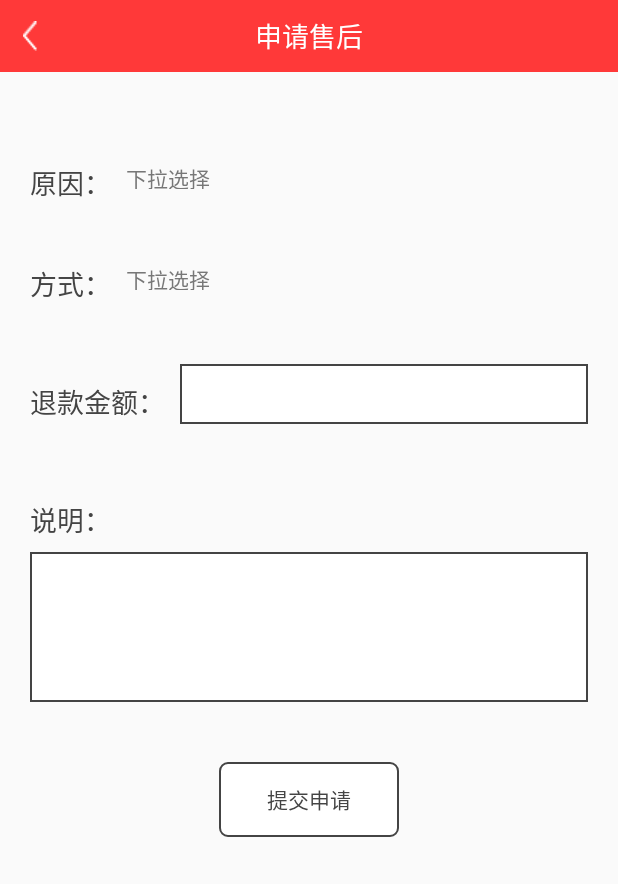
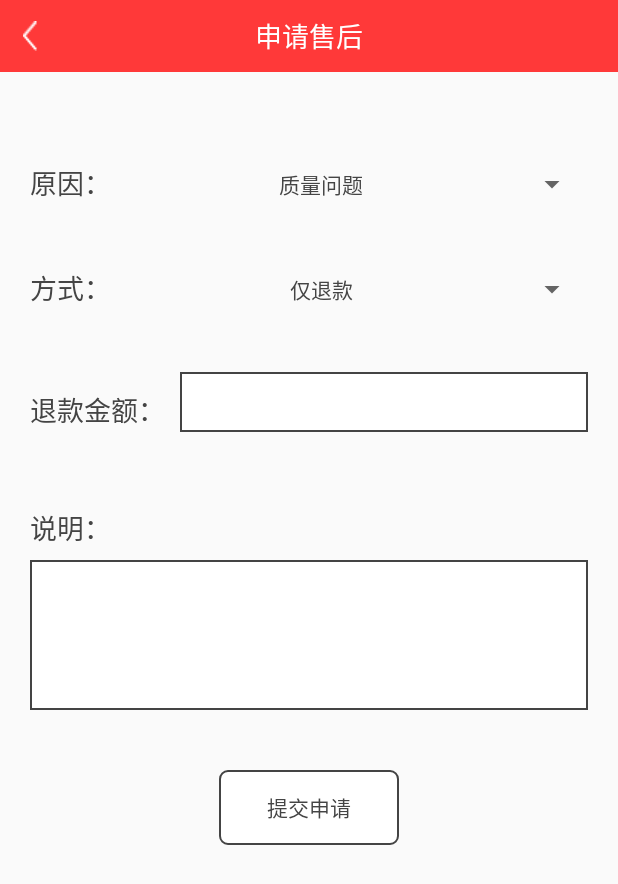
Before and after one commit to Max2872/mxd_community, an Android app: the OrderServiceActivity screen opened directly, with no data from a screen before it, on a phone screen of 412 x 824 dp. Shown: the top 884 px of the screen. Run offline under Robolectric (Android 15) with nearby library versions, the phone set to English and light mode, and no system bars.

Commit message:
"申请售后"下拉框开发

```diff
--- a/Mxd_community/app/src/main/AndroidManifest.xml
+++ b/Mxd_community/app/src/main/AndroidManifest.xml
@@ -57,6 +57,14 @@
                 <category android:name="android.intent.category.DEFAULT" />
             </intent-filter>
         </activity>
+        <activity android:name=".ServiceResultActivity"
+            android:theme="@style/Theme.AppCompat.Light.NoActionBar">
+            <intent-filter>
+                <action android:name="android.intent.action.VIEW" />
+
+                <category android:name="android.intent.category.DEFAULT" />
+            </intent-filter>
+        </activity>
         <activity android:name=".LogisticActivity"
             android:theme="@style/Theme.AppCompat.Light.NoActionBar">
             <intent-filter>
--- a/Mxd_community/app/src/main/java/com/project/mxd/mxd_community/OrderServiceActivity.java
+++ b/Mxd_community/app/src/main/java/com/project/mxd/mxd_community/OrderServiceActivity.java
@@ -1,27 +1,97 @@
 package com.project.mxd.mxd_community;
 
+import android.content.Intent;
 import android.os.Bundle;
 import android.support.annotation.Nullable;
 import android.support.v7.app.AppCompatActivity;
 import android.view.View;
+import android.widget.AdapterView;
+import android.widget.BaseAdapter;
 import android.widget.ImageView;
+import android.widget.Spinner;
+import android.widget.TextView;
+
+import java.util.ArrayList;
 
 /**
  * Created by maohs on 2018/3/21.
  */
 
-public class OrderServiceActivity extends AppCompatActivity {
+public class OrderServiceActivity extends AppCompatActivity implements AdapterView.OnItemSelectedListener {
     private ImageView backImage;
+    private Spinner spin_one;
+    private Spinner spin_two;
+    private BaseAdapter reasonAdapter = null;
+    private BaseAdapter modeAdapter = null;
+    private TextView applyBtn;
     @Override
     protected void onCreate(@Nullable Bundle savedInstanceState) {
         super.onCreate(savedInstanceState);
         setContentView(R.layout.order_service);
         backImage = (ImageView)findViewById(R.id.top_bar_back);
+        applyBtn = (TextView) findViewById(R.id.applyBtn);
         backImage.setOnClickListener(new View.OnClickListener() {
             @Override
             public void onClick(View v) {
                 finish();
             }
         });
+        applyBtn.setOnClickListener(new View.OnClickListener() {
+            @Override
+            public void onClick(View v) {
+                Intent intent = new Intent();
+                intent.setClass(OrderServiceActivity.this,ServiceResultActivity.class);
+                intent.addFlags(Intent.FLAG_ACTIVITY_SINGLE_TOP);
+                intent.addFlags(Intent.FLAG_ACTIVITY_NO_USER_ACTION);
+                startActivity(intent);
+            }
+        });
+        bindViews();
+    }
+    private void bindViews() {
+        spin_one = (Spinner)findViewById(R.id.spin_one);
+        spin_two = (Spinner)findViewById(R.id.spin_two);
+
+        ArrayList<ServiceReason> spin_one_Array = new ArrayList<>();
+        spin_one_Array.add(new ServiceReason("质量问题"));
+        spin_one_Array.add(new ServiceReason("不喜欢"));
+        spin_one_Array.add(new ServiceReason("其他原因"));
+
+        ArrayList<ServiceMode> spin_two_Array = new ArrayList<>();
+        spin_two_Array.add(new ServiceMode("仅退款"));
+        spin_two_Array.add(new ServiceMode("退货退款"));
+
+        reasonAdapter = new ServiceAdapter<ServiceReason>(spin_one_Array,R.layout.order_service_spin) {
+            @Override
+            public void bindView(ViewHolder holder, ServiceReason obj) {
+                holder.setText(R.id.txt_name,obj.getContent());
+            }
+        };
+        modeAdapter = new ServiceAdapter<ServiceMode>(spin_two_Array,R.layout.order_service_spin) {
+            @Override
+            public void bindView(ViewHolder holder, ServiceMode obj) {
+                holder.setText(R.id.txt_name,obj.getContent());
+            }
+        };
+        spin_one.setAdapter(reasonAdapter);
+        spin_two.setAdapter(modeAdapter);
+        spin_one.setOnItemSelectedListener(this);
+        spin_two.setOnItemSelectedListener(this);
+    }
+
+    @Override
+    public void onItemSelected(AdapterView<?> parent, View view, int position, long id) {
+        switch (parent.getId()) {
+            case R.id.spin_one:
+
+                break;
+            case R.id.spin_two:
+                break;
+        }
+    }
+
+    @Override
+    public void onNothingSelected(AdapterView<?> parent) {
+
     }
 }
--- /dev/null
+++ b/Mxd_community/app/src/main/java/com/project/mxd/mxd_community/ServiceAdapter.java
@@ -0,0 +1,107 @@
+package com.project.mxd.mxd_community;
+
+import android.view.View;
+import android.view.ViewGroup;
+import android.widget.BaseAdapter;
+import android.content.Context;
+import android.util.SparseArray;
+import android.view.LayoutInflater;
+import android.view.View;
+import android.widget.TextView;
+import java.util.ArrayList;
+
+/**
+ * Created by maohs on 2018/3/27.
+ */
+
+public abstract class ServiceAdapter<T> extends BaseAdapter {
+    private ArrayList<T> data;
+    private int layoutRes;
+
+    public ServiceAdapter() {
+
+    }
+    public ServiceAdapter (ArrayList<T> data,int layoutRes) {
+        this.data = data;
+        this.layoutRes = layoutRes;
+    }
+
+    @Override
+    public int getCount() {
+        return data != null ? data.size() : 0;
+    }
+
+    @Override
+    public T getItem(int position) {
+        return data.get(position);
+    }
+
+    @Override
+    public long getItemId(int position) {
+        return position;
+    }
+
+    @Override
+    public View getView(int position, View convertView, ViewGroup parent) {
+        ViewHolder holder = ViewHolder.bind(parent.getContext(), convertView, parent, layoutRes
+                , position);
+        bindView(holder, getItem(position));
+        return holder.getItemView();
+    }
+    public abstract void bindView(ViewHolder holder, T obj);
+
+    public static class ViewHolder {
+        private SparseArray<View> mViews;   //存储ListView 的 item中的View
+        private View item;                  //存放convertView
+        private int position;               //游标
+        private Context context;            //Context上下文
+
+        //构造方法，完成相关初始化
+        private ViewHolder(Context context, ViewGroup parent, int layoutRes) {
+            mViews = new SparseArray<>();
+            this.context = context;
+            View convertView = LayoutInflater.from(context).inflate(layoutRes, parent, false);
+            convertView.setTag(this);
+            item = convertView;
+        }
+
+        //绑定ViewHolder与item
+        public static ViewHolder bind(Context context, View convertView, ViewGroup parent,
+                                      int layoutRes, int position) {
+            ViewHolder holder;
+            if (convertView == null) {
+                holder = new ViewHolder(context, parent, layoutRes);
+            } else {
+                holder = (ViewHolder) convertView.getTag();
+                holder.item = convertView;
+            }
+            holder.position = position;
+            return holder;
+        }
+        @SuppressWarnings("unchecked")
+        public <T extends View> T getView(int id) {
+            T t = (T) mViews.get(id);
+            if (t == null) {
+                t = (T) item.findViewById(id);
+                mViews.put(id, t);
+            }
+            return t;
+        }
+        public View getItemView() {
+            return item;
+        }
+
+        public ViewHolder setText(int id, CharSequence text) {
+            View view = getView(id);
+            if (view instanceof TextView) {
+                ((TextView) view).setText(text);
+            }
+            return this;
+        }
+        public ViewHolder setOnClickListener(int id, View.OnClickListener listener) {
+            getView(id).setOnClickListener(listener);
+            return this;
+        }
+
+    }
+}
--- /dev/null
+++ b/Mxd_community/app/src/main/java/com/project/mxd/mxd_community/ServiceMode.java
@@ -0,0 +1,25 @@
+package com.project.mxd.mxd_community;
+
+/**
+ * Created by maohs on 2018/3/27.
+ */
+
+public class ServiceMode {
+    private String content;
+
+    public ServiceMode() {
+
+    }
+
+    public ServiceMode(String content) {
+        this.content = content;
+    }
+
+    public String getContent() {
+        return content;
+    }
+
+    public void setContent(String content) {
+        this.content = content;
+    }
+}
--- /dev/null
+++ b/Mxd_community/app/src/main/java/com/project/mxd/mxd_community/ServiceReason.java
@@ -0,0 +1,23 @@
+package com.project.mxd.mxd_community;
+
+/**
+ * Created by maohs on 2018/3/27.
+ */
+
+public class ServiceReason {
+    private String content;
+    public ServiceReason() {
+
+    }
+    public ServiceReason(String content) {
+        this.content = content;
+    }
+
+    public String getContent() {
+        return content;
+    }
+
+    public void setContent(String content) {
+        this.content = content;
+    }
+}
--- /dev/null
+++ b/Mxd_community/app/src/main/java/com/project/mxd/mxd_community/ServiceResultActivity.java
@@ -0,0 +1,16 @@
+package com.project.mxd.mxd_community;
+
+import android.os.Bundle;
+import android.support.annotation.Nullable;
+import android.support.v7.app.AppCompatActivity;
+
+/**
+ * Created by maohs on 2018/3/27.
+ */
+
+public class ServiceResultActivity extends AppCompatActivity {
+    @Override
+    protected void onCreate(@Nullable Bundle savedInstanceState) {
+        super.onCreate(savedInstanceState);
+    }
+}
--- a/Mxd_community/app/src/main/res/layout/order_service.xml
+++ b/Mxd_community/app/src/main/res/layout/order_service.xml
@@ -43,15 +43,13 @@
                 android:textSize="18sp"
                 android:textColor="@color/commonBlack"
                 android:layout_alignParentLeft="true"/>
-            <TextView
-                android:id="@+id/reason"
+            <Spinner
+                android:id="@+id/spin_one"
                 android:layout_width="match_parent"
-                android:layout_height="18sp"
+                android:layout_height="30dp"
                 android:layout_toRightOf="@+id/reasonDesc"
                 android:layout_marginLeft="10dp"
-                android:layout_alignParentRight="true"
-                android:text="下拉选择"
-                android:textColor="@color/lightBlack" />
+                android:layout_alignParentRight="true"/>
         </RelativeLayout>
         <RelativeLayout
             android:layout_width="match_parent"
@@ -67,15 +65,13 @@
                 android:textSize="18sp"
                 android:textColor="@color/commonBlack"
                 android:layout_alignParentLeft="true"/>
-            <TextView
-                android:id="@+id/serviceMode"
+            <Spinner
+                android:id="@+id/spin_two"
                 android:layout_width="match_parent"
-                android:layout_height="18sp"
+                android:layout_height="30dp"
                 android:layout_toRightOf="@+id/serviceDesc"
                 android:layout_marginLeft="10dp"
-                android:layout_alignParentRight="true"
-                android:text="下拉选择"
-                android:textColor="@color/lightBlack"/>
+                android:layout_alignParentRight="true"/>
         </RelativeLayout>
         <RelativeLayout
             android:layout_width="match_parent"
--- /dev/null
+++ b/Mxd_community/app/src/main/res/layout/order_service_spin.xml
@@ -0,0 +1,12 @@
+<?xml version="1.0" encoding="utf-8"?>
+<LinearLayout xmlns:android="http://schemas.android.com/apk/res/android"
+    android:orientation="vertical"
+    android:layout_width="match_parent"
+    android:layout_height="match_parent">
+    <TextView
+        android:id="@+id/txt_name"
+        android:layout_width="match_parent"
+        android:layout_height="30dp"
+        android:gravity="center"
+        android:textColor="@color/commonBlack" />
+</LinearLayout>
```
